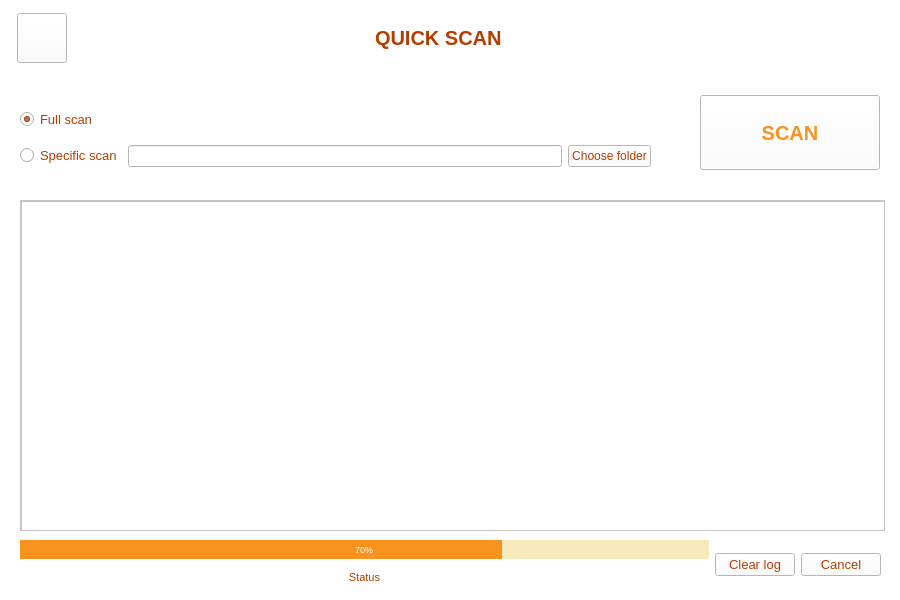
devLeoStark/TAV, file TAV/views/quickscan.ui: the form before one commit.
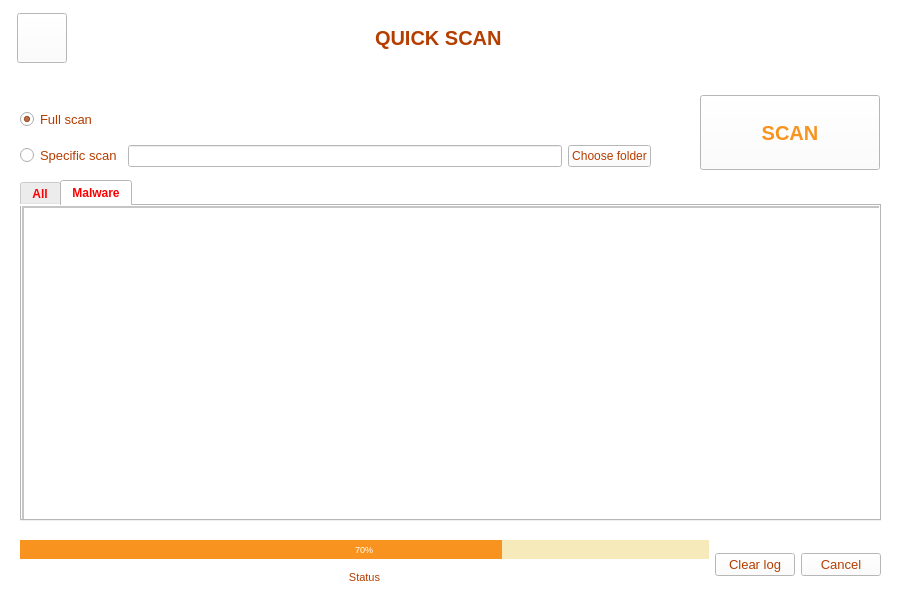
The form after the commit. The open tabs and pages were chosen to show the change. Icons and pictures are not drawn.

```diff
--- a/TAV/views/quickscan.ui
+++ b/TAV/views/quickscan.ui
@@ -28,6 +28,12 @@
     <height>600</height>
    </size>
   </property>
+  <property name="font">
+   <font>
+    <weight>50</weight>
+    <bold>false</bold>
+   </font>
+  </property>
   <property name="windowTitle">
    <string>Quick Scan</string>
   </property>
@@ -237,52 +243,6 @@
      </item>
     </layout>
    </widget>
-   <widget class="QScrollArea" name="scrollArea">
-    <property name="geometry">
-     <rect>
-      <x>20</x>
-      <y>200</y>
-      <width>865</width>
-      <height>331</height>
-     </rect>
-    </property>
-    <property name="widgetResizable">
-     <bool>true</bool>
-    </property>
-    <widget class="QWidget" name="scrollAreaWidgetContents">
-     <property name="geometry">
-      <rect>
-       <x>0</x>
-       <y>0</y>
-       <width>863</width>
-       <height>329</height>
-      </rect>
-     </property>
-     <widget class="QTextBrowser" name="logBrowser">
-      <property name="geometry">
-       <rect>
-        <x>0</x>
-        <y>0</y>
-        <width>865</width>
-        <height>331</height>
-       </rect>
-      </property>
-      <property name="maximumSize">
-       <size>
-        <width>865</width>
-        <height>360</height>
-       </size>
-      </property>
-      <property name="html">
-       <string>&lt;!DOCTYPE HTML PUBLIC &quot;-//W3C//DTD HTML 4.0//EN&quot; &quot;http://www.w3.org/TR/REC-html40/strict.dtd&quot;&gt;
-&lt;html&gt;&lt;head&gt;&lt;meta name=&quot;qrichtext&quot; content=&quot;1&quot; /&gt;&lt;style type=&quot;text/css&quot;&gt;
-p, li { white-space: pre-wrap; }
-&lt;/style&gt;&lt;/head&gt;&lt;body style=&quot; font-family:'MS Shell Dlg 2'; font-size:7.8pt; font-weight:400; font-style:normal;&quot;&gt;
-&lt;p style=&quot;-qt-paragraph-type:empty; margin-top:0px; margin-bottom:0px; margin-left:0px; margin-right:0px; -qt-block-indent:0; text-indent:0px;&quot;&gt;&lt;br /&gt;&lt;/p&gt;&lt;/body&gt;&lt;/html&gt;</string>
-      </property>
-     </widget>
-    </widget>
-   </widget>
    <widget class="QWidget" name="verticalLayoutWidget">
     <property name="geometry">
      <rect>
@@ -400,6 +360,131 @@
      </size>
     </property>
    </widget>
+   <widget class="QTabWidget" name="tabWidget">
+    <property name="geometry">
+     <rect>
+      <x>20</x>
+      <y>180</y>
+      <width>861</width>
+      <height>341</height>
+     </rect>
+    </property>
+    <property name="font">
+     <font>
+      <weight>75</weight>
+      <italic>false</italic>
+      <bold>true</bold>
+     </font>
+    </property>
+    <property name="styleSheet">
+     <string notr="true">color: rgb(255, 0, 0);</string>
+    </property>
+    <property name="currentIndex">
+     <number>0</number>
+    </property>
+    <widget class="QWidget" name="tabAll">
+     <attribute name="title">
+      <string>All</string>
+     </attribute>
+     <widget class="QScrollArea" name="scrollArea">
+      <property name="geometry">
+       <rect>
+        <x>0</x>
+        <y>0</y>
+        <width>865</width>
+        <height>331</height>
+       </rect>
+      </property>
+      <property name="widgetResizable">
+       <bool>true</bool>
+      </property>
+      <widget class="QWidget" name="scrollAreaWidgetContents">
+       <property name="geometry">
+        <rect>
+         <x>0</x>
+         <y>0</y>
+         <width>863</width>
+         <height>329</height>
+        </rect>
+       </property>
+       <widget class="QTextBrowser" name="logBrowser">
+        <property name="geometry">
+         <rect>
+          <x>0</x>
+          <y>0</y>
+          <width>865</width>
+          <height>331</height>
+         </rect>
+        </property>
+        <property name="maximumSize">
+         <size>
+          <width>865</width>
+          <height>360</height>
+         </size>
+        </property>
+        <property name="html">
+         <string>&lt;!DOCTYPE HTML PUBLIC &quot;-//W3C//DTD HTML 4.0//EN&quot; &quot;http://www.w3.org/TR/REC-html40/strict.dtd&quot;&gt;
+&lt;html&gt;&lt;head&gt;&lt;meta name=&quot;qrichtext&quot; content=&quot;1&quot; /&gt;&lt;style type=&quot;text/css&quot;&gt;
+p, li { white-space: pre-wrap; }
+&lt;/style&gt;&lt;/head&gt;&lt;body style=&quot; font-family:'MS Shell Dlg 2'; font-size:7.8pt; font-weight:400; font-style:normal;&quot;&gt;
+&lt;p style=&quot;-qt-paragraph-type:empty; margin-top:0px; margin-bottom:0px; margin-left:0px; margin-right:0px; -qt-block-indent:0; text-indent:0px;&quot;&gt;&lt;br /&gt;&lt;/p&gt;&lt;/body&gt;&lt;/html&gt;</string>
+        </property>
+       </widget>
+      </widget>
+     </widget>
+    </widget>
+    <widget class="QWidget" name="tabMalware">
+     <attribute name="title">
+      <string>Malware</string>
+     </attribute>
+     <widget class="QScrollArea" name="scrollAreaMalware">
+      <property name="geometry">
+       <rect>
+        <x>0</x>
+        <y>0</y>
+        <width>865</width>
+        <height>331</height>
+       </rect>
+      </property>
+      <property name="widgetResizable">
+       <bool>true</bool>
+      </property>
+      <widget class="QWidget" name="scrollAreaWidgetContentsMalware">
+       <property name="geometry">
+        <rect>
+         <x>0</x>
+         <y>0</y>
+         <width>863</width>
+         <height>329</height>
+        </rect>
+       </property>
+       <widget class="QTextBrowser" name="logBrowserMalware">
+        <property name="geometry">
+         <rect>
+          <x>0</x>
+          <y>0</y>
+          <width>865</width>
+          <height>331</height>
+         </rect>
+        </property>
+        <property name="maximumSize">
+         <size>
+          <width>865</width>
+          <height>360</height>
+         </size>
+        </property>
+        <property name="html">
+         <string>&lt;!DOCTYPE HTML PUBLIC &quot;-//W3C//DTD HTML 4.0//EN&quot; &quot;http://www.w3.org/TR/REC-html40/strict.dtd&quot;&gt;
+&lt;html&gt;&lt;head&gt;&lt;meta name=&quot;qrichtext&quot; content=&quot;1&quot; /&gt;&lt;style type=&quot;text/css&quot;&gt;
+p, li { white-space: pre-wrap; }
+&lt;/style&gt;&lt;/head&gt;&lt;body style=&quot; font-family:'MS Shell Dlg 2'; font-size:7.8pt; font-weight:400; font-style:normal;&quot;&gt;
+&lt;p style=&quot;-qt-paragraph-type:empty; margin-top:0px; margin-bottom:0px; margin-left:0px; margin-right:0px; -qt-block-indent:0; text-indent:0px;&quot;&gt;&lt;br /&gt;&lt;/p&gt;&lt;/body&gt;&lt;/html&gt;</string>
+        </property>
+       </widget>
+      </widget>
+     </widget>
+    </widget>
+   </widget>
   </widget>
  </widget>
  <resources/>
```
